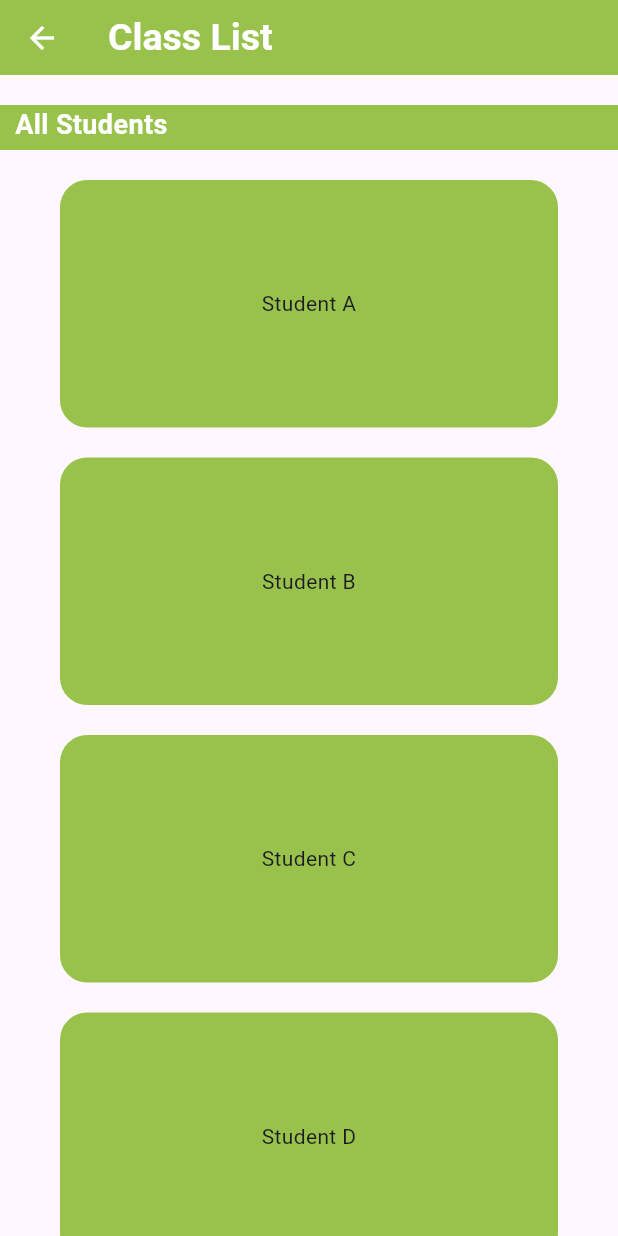
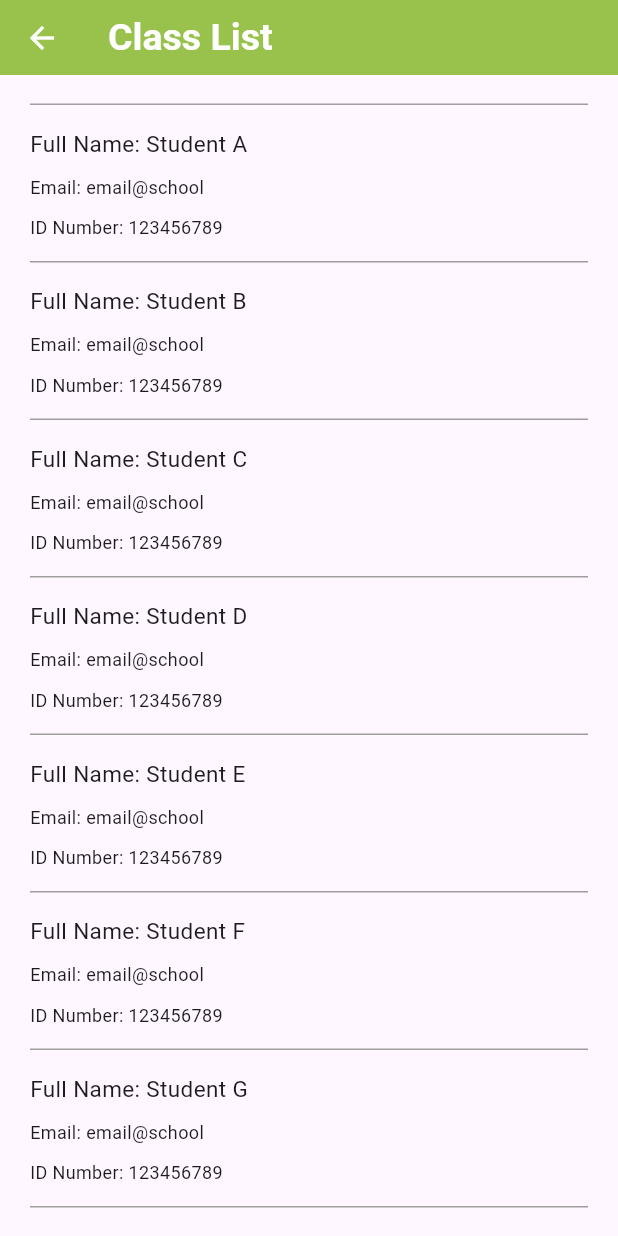
Before and after one commit to AngeliqueBalt/SPM_App, a Flutter app: the StudentListScreen screen opened directly, on a phone screen of 412 x 824 dp. Run offline on Flutter 3.47's test engine with Material 3 defaults, Android fonts, the phone set to English and light mode, and no system bars; our stand-ins replace go_router, smooth_page_indicator.

Commit message:
fixed routing

```diff
--- a/lib/screens/teacher/students_list_screen.dart
+++ b/lib/screens/teacher/students_list_screen.dart
@@ -43,67 +43,40 @@ class StudentListScreen extends StatelessWidget {
                 crossAxisAlignment: CrossAxisAlignment.stretch,
                 children: [
                   const SizedBox(height: 20),
-                  Container(
-                    color: const Color(0xFF99C24D),
-                    height: 30,
-                    child: const Padding(
-                      padding: EdgeInsets.only(left: 10),
-                      child: Text(
-                        "All Students",
-                        style: TextStyle(
-                            fontSize: 18,
-                            fontWeight: FontWeight.bold,
-                            color: Colors.white),
-                      ),
-                    ),
-                  ),
-                  const SizedBox(height: 20),
                   // Repeated for each student in the class
                   // TODO: list of students will be pulled from database
                   for (var theStudents in _students) ...[
-                    OptionCard(
-                      label: theStudents,
-                      color: const Color(0xFF99C24D),
-                      onTap: () {
-                        showModalBottomSheet(
-                          context: context,
-                          builder: (BuildContext context) {
-                            return SizedBox(
-                              height: 300,
-                              child: Center(
+                    const Divider(
+                      color: Colors.grey,
+                      height: 0,
+                      thickness: 1,
+                      indent: 20,
+                      endIndent: 20,
+                    ),
+                    Padding(
+                      padding: const EdgeInsets.only(left: 20),
                       child: Column(
-                                  mainAxisAlignment: MainAxisAlignment.center,
-                                  mainAxisSize: MainAxisSize.min,
+                        crossAxisAlignment: CrossAxisAlignment.start,
                         children: <Widget>[
-                                    const Text('Student Profile',
-                                        style: TextStyle(fontSize: 25)),
-                                    const SizedBox(height: 20),
-                                    Text("Full Name: $theStudents",
-                                        style: const TextStyle(fontSize: 20)),
-                                    const SizedBox(height: 20),
+                          const SizedBox(height: 15),
+                          Text(
+                            "Full Name: $theStudents",
+                            style: const TextStyle(fontSize: 15),
+                          ),
+                          const SizedBox(height: 10),
                           const Text(
                             "Email: email@school",
-                                      style: TextStyle(fontSize: 20),
+                            style: TextStyle(fontSize: 12),
                           ),
-                                    const SizedBox(height: 20),
+                          const SizedBox(height: 10),
                           const Text(
                             "ID Number: 123456789",
-                                      style: TextStyle(fontSize: 20),
+                            style: TextStyle(fontSize: 12),
                           ),
-                                    const SizedBox(height: 20),
-                                    ElevatedButton(
-                                      child: const Text('Close'),
-                                      onPressed: () => Navigator.pop(context),
-                                    ),
+                          const SizedBox(height: 15),
                         ],
                       ),
                     ),
-                            );
-                          },
-                        );
-                      },
-                    ),
-                    const SizedBox(height: 20),
                   ],
                 ],
               ),
```
Also changed, not shown: lib/partials/QuizCard.dart (+1 -10 lines), lib/routes.dart (+21 -7 lines), lib/screens/teacher/teacher_quiz_summary_screen.dart (added, +93 -0 lines). Lines whose indentation alone changed are shown as unchanged.
